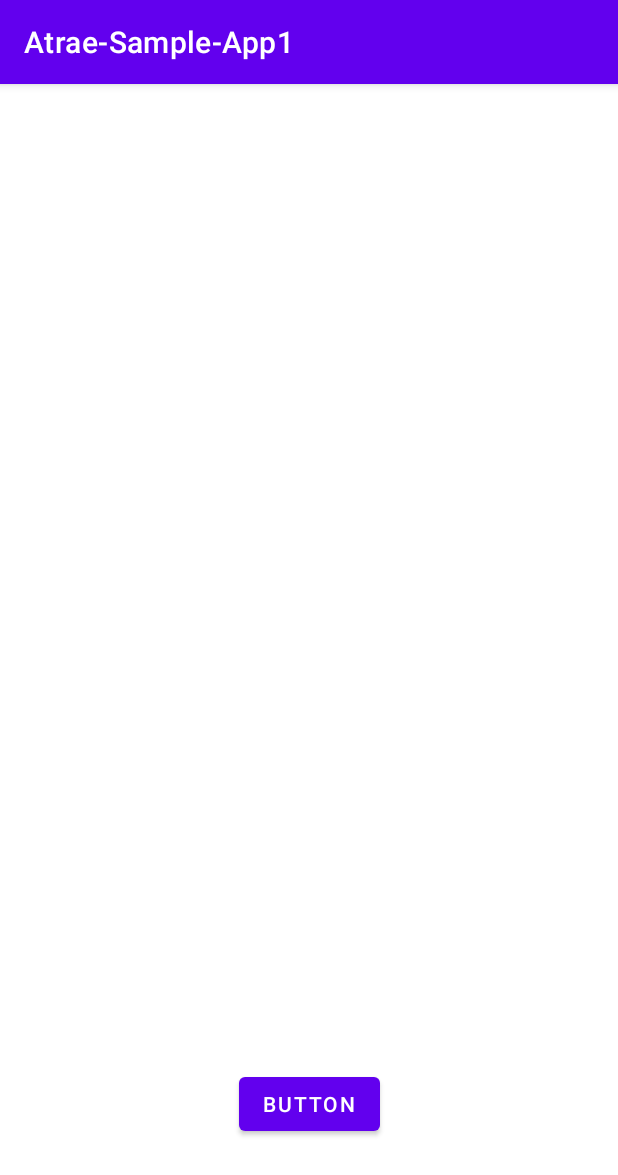
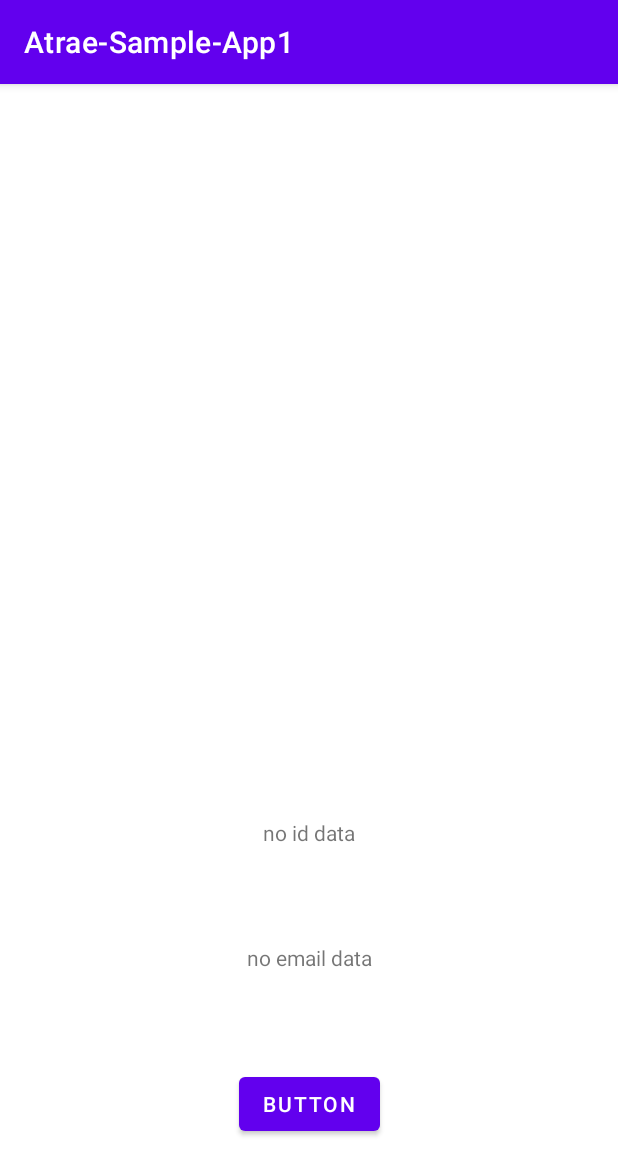
Before and after one commit to asa-012/Sample-App1, an Android app: the screen it shows after launch (MainActivity), on a phone screen of 412 x 824 dp. Shown: the top 1175 px of the screen. Run offline under Robolectric (Android 15) with nearby library versions, the phone set to English and light mode, and no system bars; our stand-ins replace data binding; pictures from the network do not load.

```diff
--- a/app/src/main/java/com/asa/atrae_sample_app1/BindingAdapters.kt
+++ b/app/src/main/java/com/asa/atrae_sample_app1/BindingAdapters.kt
@@ -73,17 +73,20 @@ fun bindStatus(statusImageView: ImageView, status: UsersApiStatus?) {
 }
 
 @BindingAdapter("userId")
-fun userIdDisplay(textview:TextView,data:UsersDataSample){
-    textview.visibility = View.VISIBLE
-    if(data.id != null) {
+fun userIdDisplay(textview:TextView,data:UsersDataSample?){
+    if(data == null){
+        textview.text = "no id data"
+
+    }else {
         textview.text = data.id.toString()
-    }else{
-        textview.text = "connection error"
     }
 }
 
 @BindingAdapter("userEmail")
 fun userEmailDisplay(textview:TextView,data:UsersDataSample?){
-    textview.visibility = View.VISIBLE
-    textview.text = data.email
+    if(data == null) {
+        textview.text = "no email data"
+    }else{
+        textview.text = data.email
+    }
 }
--- a/app/src/main/res/layout/fragment_main.xml
+++ b/app/src/main/res/layout/fragment_main.xml
@@ -31,7 +31,7 @@
         app:layout_constraintBottom_toTopOf="@+id/main_title"
         app:layout_constraintEnd_toEndOf="parent"
         app:layout_constraintStart_toStartOf="parent"
-        app:userId="@{viewModel.properties[0].isEmpty() || viewModel.properties[0] == null ? viewModel.properties[0].isEmpty() : null }"/>
+        app:userId="@{viewModel.properties[0] != null ? viewModel.properties[0] : null }"/>
 
     <TextView
         android:id="@+id/main_title"
@@ -41,7 +41,7 @@
         app:layout_constraintBottom_toTopOf="@+id/button_example"
         app:layout_constraintEnd_toEndOf="parent"
         app:layout_constraintStart_toStartOf="parent"
-        app:userEmail="@{viewModel.properties[0].isEmpty() || viewModel.properties == null ? viewModel.properties[0] : null}"/>
+        app:userEmail="@{viewModel.properties[0] != null ? viewModel.properties[0] : null}"/>
 
 <!--    <ImageView-->
 <!--        android:id="@+id/status_image"-->
```
